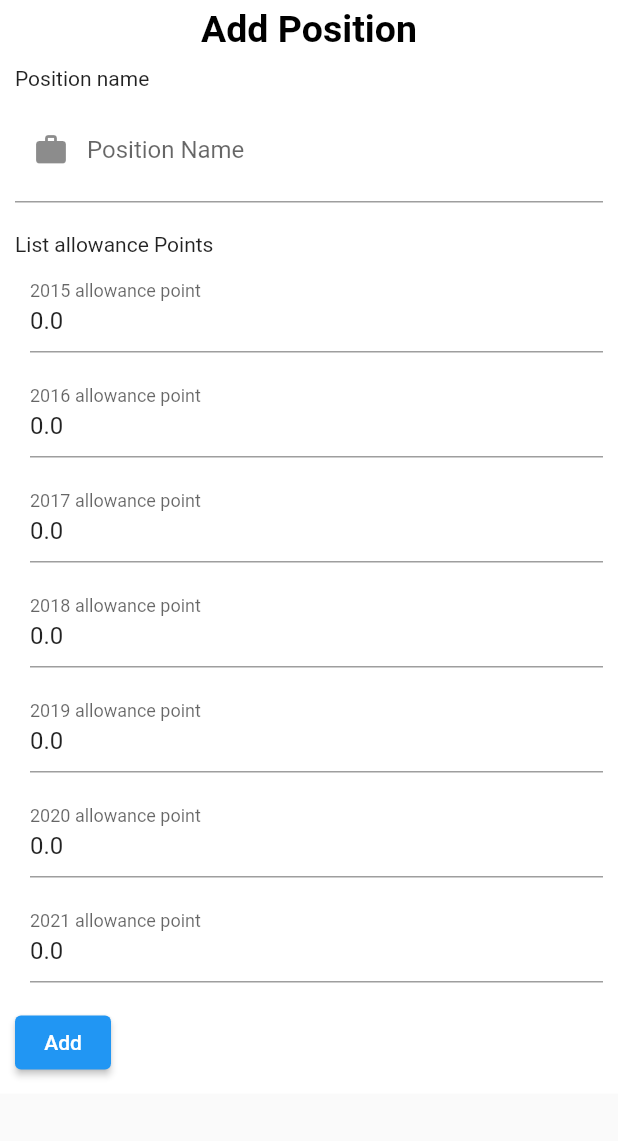
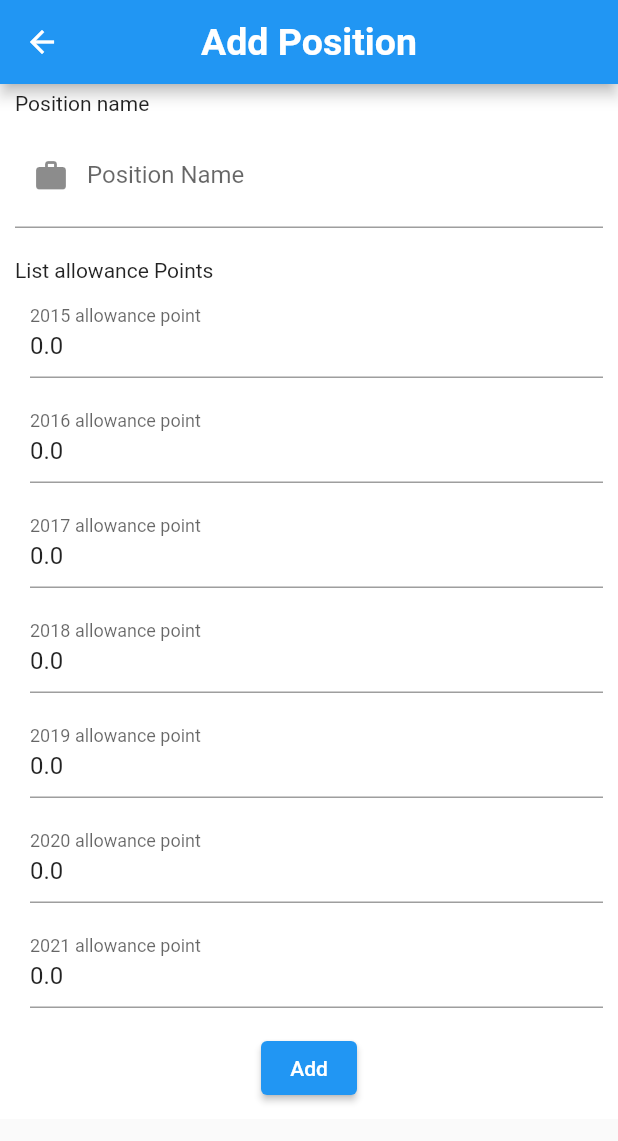
Before and after one commit to BuiThienNhan-nb/flutter-staff-management, a Flutter app: the AddPositionScreen screen opened directly, after a tap on "Add", on a phone screen of 412 x 824 dp. Shown: the top 1141 px of the screen. Run offline on Flutter 3.47's test engine with Material 2 defaults, Android fonts, the phone set to English and light mode, and no system bars; our stand-ins replace cloud_firestore, email_validator, firebase_auth, firebase_core, flutter_spinkit, get and 5 more; accounts and stored records are empty.

Commit message:
update: add position to backend

```diff
--- a/lib/screens/dashboard/addPosition.dart
+++ b/lib/screens/dashboard/addPosition.dart
@@ -4,7 +4,7 @@ import 'package:get/get.dart';
 import 'package:google_fonts/google_fonts.dart';
 import 'package:staff_management/const_value/controller.dart';
 import 'package:staff_management/models/position.dart';
-import 'package:staff_management/screens/dashboard/textNumField.dart';
+import 'package:staff_management/utils/textField/textNumField.dart';
 import 'package:staff_management/services/positionRepo.dart';
 import 'package:staff_management/utils/textField/textField.dart';
 
@@ -16,7 +16,7 @@ class AddPositionScreen extends StatefulWidget {
 }
 
 class _AddPositionScreenState extends State<AddPositionScreen> {
-  final GlobalKey _formKey = GlobalKey<FormState>();
+  final GlobalKey<FormState> _formKey = GlobalKey<FormState>();
   final _nameController = TextEditingController();
   TextEditingController _2015Controller = TextEditingController(text: "0.0");
   TextEditingController _2016Controller = TextEditingController(text: "0.0");
@@ -47,7 +47,22 @@ class _AddPositionScreenState extends State<AddPositionScreen> {
 
   @override
   Widget build(BuildContext context) {
-    return Container(
+    return Scaffold(
+      appBar: AppBar(
+        // backgroundColor: Colors.white,
+        // iconTheme: IconThemeData(
+        //   color: Colors.black,
+        // ),
+        centerTitle: true,
+        title: Text(
+          "Add Position",
+          style: GoogleFonts.varelaRound(
+            fontSize: 25,
+            fontWeight: FontWeight.bold,
+          ),
+        ),
+      ),
+      body: Container(
         color: Colors.white,
         child: SingleChildScrollView(
           padding: const EdgeInsets.fromLTRB(10, 5, 10, 10),
@@ -55,18 +70,6 @@ class _AddPositionScreenState extends State<AddPositionScreen> {
             crossAxisAlignment: CrossAxisAlignment.start,
             mainAxisAlignment: MainAxisAlignment.center,
             children: [
-            Container(
-              alignment: Alignment.center,
-              child: Text(
-                "Add Position",
-                style: GoogleFonts.varelaRound(
-                  color: Colors.black,
-                  fontSize: 25,
-                  fontWeight: FontWeight.bold,
-                ),
-              ),
-            ),
-            SizedBox(height: 10),
               Form(
                 key: _formKey,
                 child: Column(
@@ -125,10 +128,18 @@ class _AddPositionScreenState extends State<AddPositionScreen> {
                       callback: (String _newValue) {},
                     ),
                     SizedBox(height: 5),
-                  ElevatedButton(
-                    onPressed: () => addPosition()
-                        .then((value) => showSnackBar(context, value)),
+                    Container(
+                      alignment: Alignment.center,
+                      child: ElevatedButton(
+                        style: ButtonStyle(
+                          alignment: Alignment.center,
+                        ),
+                        onPressed: () async {
+                          await addPosition()
+                              .then((value) => showSnackBar(context, value));
+                        },
                         child: Text("Add"),
+                      ),
                     ),
                   ],
                 ),
@@ -136,11 +147,15 @@ class _AddPositionScreenState extends State<AddPositionScreen> {
             ],
           ),
         ),
+      ),
     );
   }
 
   Future<bool> addPosition() async {
-    if (positionController.listPositionName.contains(_nameController.text)) {
+    if (positionController.listPositionName.contains(_nameController.text) ||
+        !_formKey.currentState!.validate()) {
+      return false;
+    } else {
       Map<String, num> allowancePoints = {
         "2015": double.parse(_2015Controller.text),
         "2016": double.parse(_2016Controller.text),
@@ -153,11 +168,10 @@ class _AddPositionScreenState extends State<AddPositionScreen> {
       Position position = Position(
         uid: "uid",
         name: _nameController.text,
-          allowancePoints: allowancePoints);
+        allowancePoints: allowancePoints,
+      );
       await PositionRepo().addPosition(position);
       return true;
-    } else {
-      return false;
     }
   }
 
@@ -176,7 +190,7 @@ class _AddPositionScreenState extends State<AddPositionScreen> {
       final snackBar = SnackBar(
         duration: Duration(milliseconds: 500),
         content: Text(
-          "This position already provided",
+          "Some fields are invalid or This position already provided",
           style: TextStyle(fontWeight: FontWeight.w600, fontSize: 15),
         ),
       );
--- a/lib/utils/expansionTitle/workHistories/workHisExpansionTitle.dart
+++ b/lib/utils/expansionTitle/workHistories/workHisExpansionTitle.dart
@@ -237,6 +237,7 @@ class _ChildWorkHistoryExpansionTitleState
         widget._workHistory.position.value.name;
     _workHistoryJoinDateController.text =
         "${DateFormat('dd/MM/yyyy').format(widget._workHistory.joinDate.toDate())}";
+    //_workHistoryJoinDateController ?? = TextEditingController(text: "aa");
 
     _workHistoryDismissDateController.text = widget._workHistory.dismissDate
             .toDate()
```
Also changed, not shown: lib/screens/dashboard/home.dart (+8 -2 lines), lib/utils/textField/textNumField.dart (renamed from lib/screens/dashboard/textNumField.dart, +9 -0 lines). Lines whose indentation alone changed are shown as unchanged.
